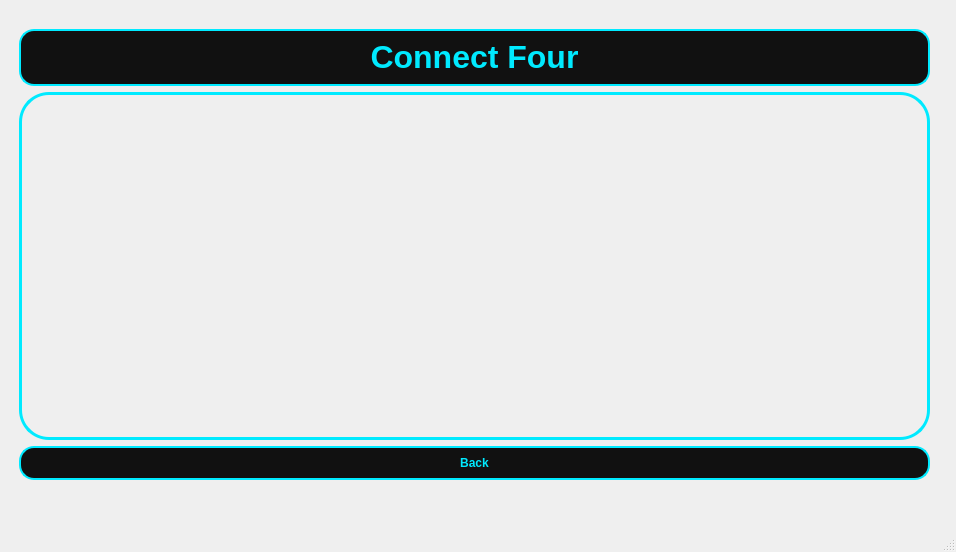
This is mainwindow.ui in AMiR-Mofateh/PlotaGame as Qt 5 draws it before an edit. The edited form follows.
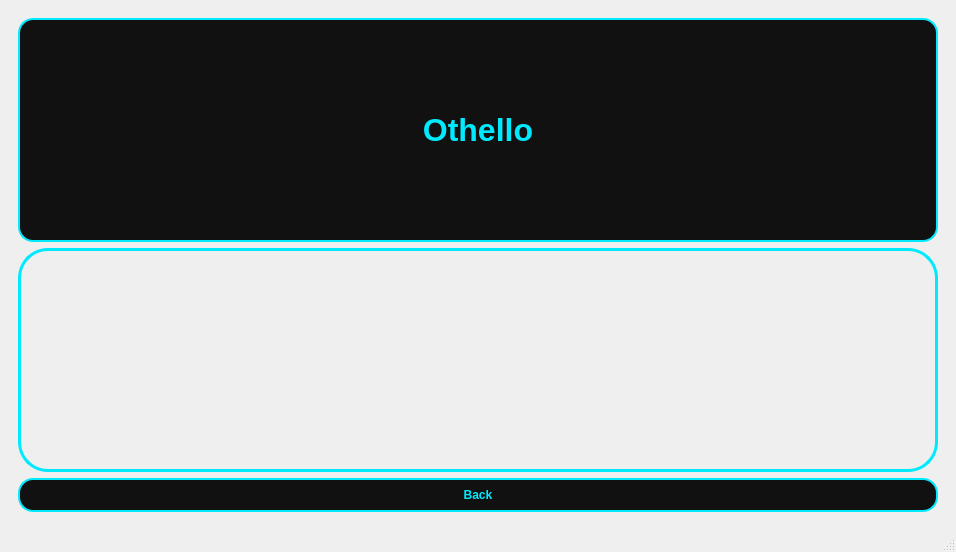
This is the edited form. The open tabs and pages were chosen to show the change.

Commit message: Create Othello board layout and apply themed styling

What changed in the file:
```diff
--- a/mainwindow.ui
+++ b/mainwindow.ui
@@ -593,6 +593,195 @@
         </layout>
        </widget>
       </widget>
+      <widget class="QWidget" name="pageOthelloBoard">
+       <property name="styleSheet">
+        <string notr="true">/* ===== PAGE BACKGROUND ===== */
+QWidget#pageOthelloBoard {
+    background-color: qradialgradient(
+        cx:0.5, cy:0.35, radius:1.4,
+        stop:0 #1b2735,
+        stop:0.4 #0f2027,
+        stop:0.8 #090a0f,
+        stop:1 #000000
+    );
+}
+
+/* ===== BOARD FRAME ===== */
+QWidget#othelloContainer {
+    background-color: qlineargradient(
+        x1:0, y1:0, x2:1, y2:1,
+        stop:0 #0f2027,
+        stop:1 #203a43
+    );
+    border: 3px solid #00eaff;
+    border-radius: 35px;
+    padding: 25px;
+}
+
+/* ===== CELLS ===== */
+QPushButton#othelloCell {
+    background-color: #062f26;
+    border: 2px solid #00eaff;
+    border-radius: 10px;
+}
+
+QPushButton#othelloCell:hover {
+    border: 2px solid #ffffff;
+    background-color: #0b3d2e;
+}
+
+/* ===== BACK BUTTON ===== */
+QPushButton#btnBackFromOthello {
+    background-color: #111;
+    color: #00eaff;
+    border: 2px solid #00eaff;
+    border-radius: 15px;
+    padding: 8px 20px;
+    font-weight: bold;
+}
+
+QPushButton#btnBackFromOthello:hover {
+    background-color: #00eaff;
+    color: black;
+}
+
+/* ===== TITLE ===== */
+QLabel#label_7 {
+    background-color: #111;
+    color: #00eaff;
+    border: 2px solid #00eaff;
+    border-radius: 15px;
+    padding: 8px 20px;
+    font-weight: bold;
+}
+</string>
+       </property>
+       <layout class="QGridLayout" name="gridLayout_6">
+        <item row="0" column="0">
+         <widget class="QLabel" name="label_7">
+          <property name="font">
+           <font>
+            <pointsize>24</pointsize>
+            <bold>true</bold>
+           </font>
+          </property>
+          <property name="text">
+           <string>Othello</string>
+          </property>
+          <property name="alignment">
+           <set>Qt::AlignmentFlag::AlignCenter</set>
+          </property>
+         </widget>
+        </item>
+        <item row="1" column="0">
+         <widget class="QWidget" name="othelloContainer" native="true">
+          <property name="styleSheet">
+           <string notr="true">/* ===== OTHELLO PAGE ===== */
+
+QWidget#othelloContainer {
+    background-color: qlineargradient(
+        x1:0, y1:0, x2:1, y2:1,
+        stop:0 #141e30,
+        stop:1 #243b55
+    );
+    border-radius: 30px;
+    border: 3px solid #00eaff;
+    padding: 20px;
+}
+
+/* دکمه برگشت اوتلو */
+QPushButton#btnBackFromOthello {
+    background-color: #111;
+    color: #00eaff;
+    border: 2px solid #00eaff;
+    border-radius: 15px;
+    padding: 8px 18px;
+    font-weight: bold;
+}
+
+QPushButton#btnBackFromOthello:hover {
+    background-color: #00eaff;
+    color: black;
+}
+
+/* عنوان اوتلو */
+QLabel#label_7 {
+    background-color: #111;
+    color: #00eaff;
+    border: 2px solid #00eaff;
+    border-radius: 15px;
+    padding: 8px 18px;
+    font-weight: bold;
+}
+</string>
+          </property>
+         </widget>
+        </item>
+        <item row="2" column="0">
+         <widget class="QPushButton" name="btnBackFromOthello">
+          <property name="styleSheet">
+           <string notr="true">QWidget#pageOtelloBoard {
+    background-color: qradialgradient(
+        cx:0.5, cy:0.4, radius:1.2,
+        stop:0 #1b2735,
+        stop:0.4 #090a0f,
+        stop:1 #000000
+    );
+}
+
+QWidget#OthelloContainer {
+    background-color: qlineargradient(
+        x1:0, y1:0, x2:1, y2:1,
+        stop:0 #141e30,
+        stop:1 #243b55
+    );
+    border-radius: 30px;
+    border: 3px solid #00eaff;
+    padding: 20px;
+}
+
+QPushButton {
+    background-color: #0f2027;
+    border-radius: 36px;
+    border: 2px solid #00eaff;
+}
+
+QPushButton:hover {
+    border: 2px solid #ffffff;
+}
+
+QPushButton#btnBackFromOthello {
+    background-color: #111;
+    color: #00eaff;
+    border: 2px solid #00eaff;
+    border-radius: 15px;
+    padding: 8px 18px;
+    font-weight: bold;
+}
+
+QPushButton#btnBackFromOthello:hover {
+    background-color: #00eaff;
+    color: black;
+}
+
+QLabel#label_7 {
+    background-color: #111;
+    color: #00eaff;
+    border: 2px solid #00eaff;
+    border-radius: 15px;
+    padding: 8px 18px;
+    font-weight: bold;
+}
+
+</string>
+          </property>
+          <property name="text">
+           <string>Back</string>
+          </property>
+         </widget>
+        </item>
+       </layout>
+      </widget>
      </widget>
     </item>
    </layout>
```
The commit also changes 2 other files.
